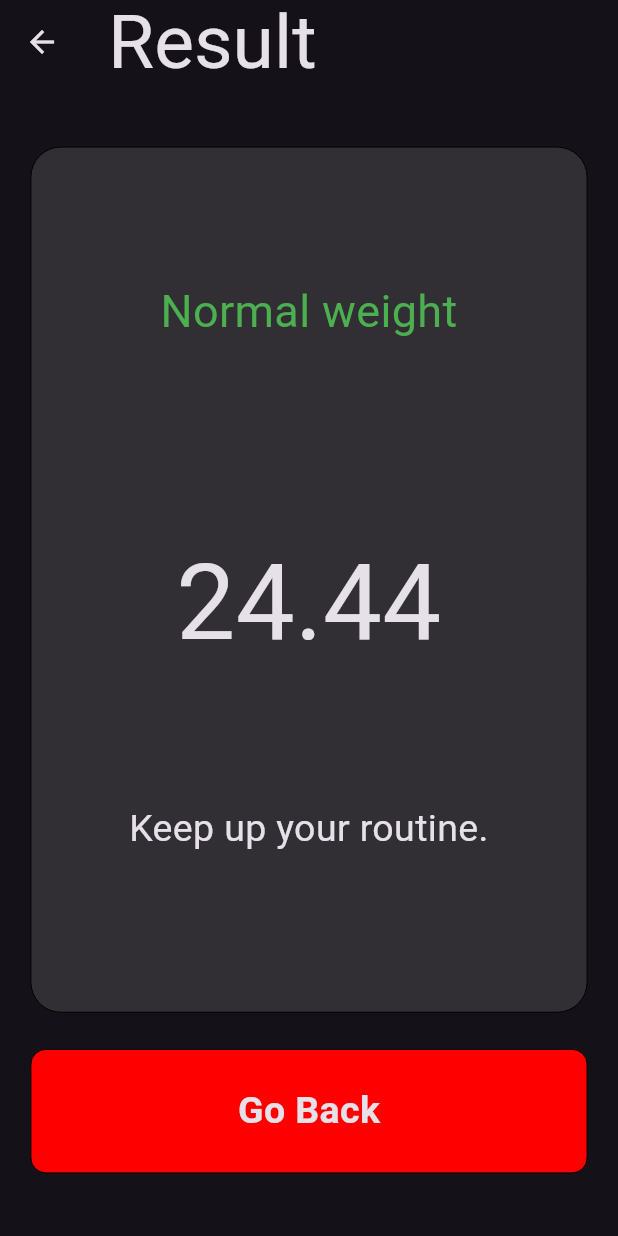
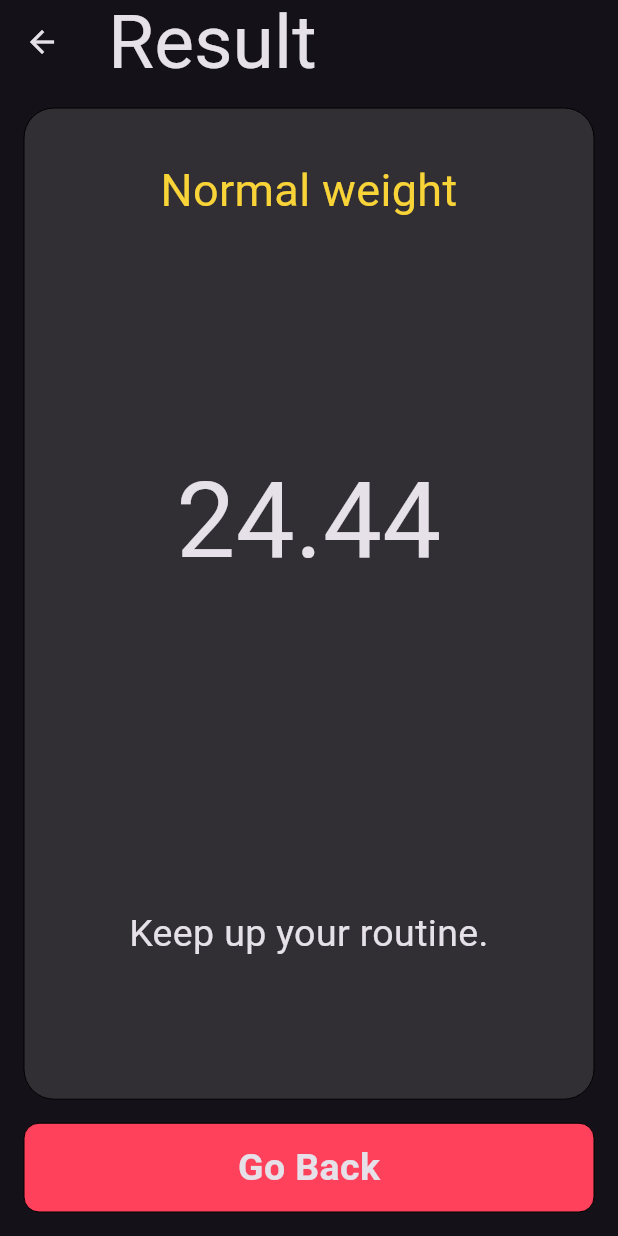
Before and after one commit to RanaMahadAhmer/BMI_Calculator, a Flutter app: the screen it shows after launch, after a tap on the "remove" icon, after a tap on the "add" icon, after a tap on "Calculate", on a phone screen of 412 x 824 dp. Run offline on Flutter 3.47's test engine with Material 2 defaults, Android fonts, the phone set to English and light mode, and no system bars.

Commit message:
Improved Code Structure

```diff
--- a/lib/main.dart
+++ b/lib/main.dart
@@ -10,9 +10,7 @@ class MyApp extends StatelessWidget {
   Widget build(BuildContext context) {
     return MaterialApp(
       title: 'BMI Calculator',
-      theme: ThemeData.dark(
-        useMaterial3: true,
-      ),
+      theme: ThemeData.dark(useMaterial3: true),
       home: const BmiScreen(),
     );
   }
--- a/lib/constants.dart
+++ b/lib/other/constants.dart
@@ -8,6 +8,18 @@ Map<String, String> msg = {
       'Change your life style. Follow strict diet and exercise daily.'
 };
 
-double weight = 55;
-int age = 18;
-double height = 150;
+class DefaultParamValues {
+  static double weight = 55;
+  static int age = 18;
+  static double height = 150;
+}
+
+class Limits {
+  static int ageMinLimit = 1;
+  static int ageMaxLimit = 150;
+  static int weightMinLimit = 1;
+  static int weightMaxLimit = 600;
+  static double heightMinLimit = 10;
+  static double heightMaxLimit = 350;
+  static int heightDivisions = 340;
+}
--- a/lib/screens/decorations/decorations.dart
+++ b/lib/other/decorations.dart
@@ -1,4 +1,7 @@
 import 'package:flutter/material.dart';
+
+const Color primaryCardColor = Colors.white12;
+const double primaryCardRadius = 20;
 
 Color maleCardColor = Colors.white38;
 Color femaleCardColor = Colors.white12;
@@ -14,7 +17,8 @@ changeGenderCardColor() {
   }
 }
 
-decorateContainer({required Color color, required double radius}) {
+decorateContainer(
+    {Color color = primaryCardColor, double radius = primaryCardRadius}) {
   return BoxDecoration(
     color: color,
     border: Border.all(width: 0),
--- /dev/null
+++ b/lib/other/mainButton.dart
@@ -0,0 +1,31 @@
+import 'package:flutter/material.dart';
+
+import 'decorations.dart';
+
+class MainButton extends StatefulWidget {
+  final VoidCallback onTap;
+  final String msg;
+  const MainButton({super.key, required this.onTap, required this.msg});
+
+  @override
+  State<MainButton> createState() => _MainButtonState();
+}
+
+class _MainButtonState extends State<MainButton> {
+  @override
+  Widget build(BuildContext context) {
+    return GestureDetector(
+      onTap: widget.onTap,
+      child: Container(
+        decoration: decorateContainer(
+            color: const Color.fromARGB(255, 255, 65, 91), radius: 10),
+        child: Center(
+          child: Text(
+            widget.msg,
+            style: const TextStyle(fontSize: 25, fontWeight: FontWeight.bold),
+          ),
+        ),
+      ),
+    );
+  }
+}
--- a/lib/screens/bmiComponents/methods.dart
+++ b/lib/other/methods.dart
@@ -1,7 +1,7 @@
 import 'package:flutter/material.dart';
 
-import '../../constants.dart';
-import '../decorations/decorations.dart';
+import 'constants.dart';
+import 'decorations.dart';
 
 (double, String, String?) calculateBmi(
     {required double height, required double weight}) {
--- a/lib/screens/bmiComponents/calculateButton.dart
+++ /dev/null
@@ -1,45 +0,0 @@
-import 'package:flutter/material.dart';
-
-import '../../constants.dart';
-import '../decorations/decorations.dart';
-import '../resultScreen.dart';
-import 'methods.dart';
-
-class CalculateButton extends StatefulWidget {
-  const CalculateButton({super.key});
-
-  @override
-  State<CalculateButton> createState() => _CalculateButtonState();
-}
-
-class _CalculateButtonState extends State<CalculateButton> {
-  @override
-  Widget build(BuildContext context) {
-    return GestureDetector(
-      onTap: () {
-        double bmi;
-        String result;
-        String? msg;
-        (bmi, result, msg) = calculateBmi(height: height, weight: weight);
-        Navigator.push(
-          context,
-          MaterialPageRoute(
-              builder: (context) => ResultScreen(
-                  bmi: bmi.toStringAsFixed(2), result: result, msg: msg!)),
-        );
-      },
-      child: Container(
-        width: MediaQuery.of(context).size.width * 0.9,
-        height: MediaQuery.of(context).size.height * 0.07,
-        decoration: decorateContainer(
-            color: const Color.fromRGBO(255, 0, 0, 100), radius: 10),
-        child: const Center(
-          child: Text(
-            "Calculate",
-            style: TextStyle(fontSize: 25, fontWeight: FontWeight.bold),
-          ),
-        ),
-      ),
-    );
-  }
-}
--- a/lib/screens/bmiComponents/genderCardRow.dart
+++ b/lib/screens/bmiComponents/genderCardRow.dart
@@ -1,6 +1,6 @@
 import 'package:flutter/material.dart';
 
-import '../decorations/decorations.dart';
+import '../../other/decorations.dart';
 
 class GenderCardRow extends StatefulWidget {
   const GenderCardRow({super.key});
@@ -23,7 +23,6 @@ class _GenderCardRowState extends State<GenderCardRow> {
         });
       },
       child: Container(
-        width: MediaQuery.of(context).size.width * 0.43,
         decoration: decorateContainer(color: color, radius: 20),
         child: Column(
           mainAxisAlignment: MainAxisAlignment.center,
@@ -44,24 +43,27 @@ class _GenderCardRowState extends State<GenderCardRow> {
 
   @override
   Widget build(BuildContext context) {
-    return SizedBox(
-      height: MediaQuery.of(context).size.height * 0.2,
-      width: MediaQuery.of(context).size.width * 0.9,
-      child: Row(
-        mainAxisAlignment: MainAxisAlignment.spaceBetween,
-        children: [
-          _createGenderCards(
+    return Row(
+      mainAxisAlignment: MainAxisAlignment.spaceBetween,
+      children: [
+        Expanded(
+          flex: 15,
+          child: _createGenderCards(
               icon: Icons.male,
               text: 'Male',
               color: maleCardColor,
               selectMale: true),
-          _createGenderCards(
+        ),
+        const Expanded(child: Text('')),
+        Expanded(
+          flex: 15,
+          child: _createGenderCards(
               icon: Icons.female,
               text: 'Female',
               color: femaleCardColor,
               selectMale: false),
-        ],
-      ),
+        ),
+      ],
     );
   }
 }
--- a/lib/screens/bmiComponents/heightSlider.dart
+++ b/lib/screens/bmiComponents/heightSlider.dart
@@ -2,9 +2,9 @@ import 'dart:async';
 
 import 'package:flutter/material.dart';
 
-import '../../constants.dart';
-import '../decorations/decorations.dart';
-import 'methods.dart';
+import '../../other/constants.dart';
+import '../../other/decorations.dart';
+import '../../other/methods.dart';
 
 class HeightSlider extends StatefulWidget {
   const HeightSlider({super.key});
@@ -14,35 +14,35 @@ class HeightSlider extends StatefulWidget {
 }
 
 class _HeightSliderState extends State<HeightSlider> {
-  Timer? timer;
+  Timer? _timer;
 
-  createLButton({required IconData icon, required int operand}) {
+  Widget _createLButton({required IconData icon, required int operand}) {
     return createButton(
       icon: icon,
-      height: 50,
+      height: 45,
       width: 80,
       radius: 15,
       pad: 20,
       onTap: () {
         setState(
           () {
-            height = height + operand;
+            DefaultParamValues.height = DefaultParamValues.height + operand;
           },
         );
       },
       onPress: () {
-        timer = Timer.periodic(
+        _timer = Timer.periodic(
           const Duration(milliseconds: 60),
           (timer) {
             setState(() {
-              height = height + operand;
+              DefaultParamValues.height = DefaultParamValues.height + operand;
             });
           },
         );
       },
       onEnd: (_) => setState(
         () {
-          timer?.cancel();
+          _timer?.cancel();
         },
       ),
     );
@@ -51,12 +51,9 @@ class _HeightSliderState extends State<HeightSlider> {
   @override
   Widget build(BuildContext context) {
     return Container(
-      width: MediaQuery.of(context).size.width * 0.9,
-      height: MediaQuery.of(context).size.height * 0.25,
-      decoration: decorateContainer(color: Colors.white12, radius: 10),
+      decoration: decorateContainer(),
       child: Column(
         mainAxisAlignment: MainAxisAlignment.center,
-        crossAxisAlignment: CrossAxisAlignment.center,
         children: [
           const Text(
             "Height",
@@ -64,27 +61,27 @@ class _HeightSliderState extends State<HeightSlider> {
           ),
           Slider(
             allowedInteraction: SliderInteraction.slideOnly,
-            activeColor: const Color.fromRGBO(255, 0, 0, 100),
-            thumbColor: const Color.fromRGBO(255, 0, 0, 1),
-            value: height.toDouble(),
-            min: 10,
-            max: 300,
-            divisions: 290,
+            activeColor: const Color.fromARGB(150, 93, 206, 196),
+            thumbColor: const Color.fromARGB(255, 74, 175, 163),
+            value: DefaultParamValues.height.toDouble(),
+            min: Limits.heightMinLimit,
+            max: Limits.heightMaxLimit,
+            divisions: Limits.heightDivisions,
             onChanged: (value) {
               setState(() {
-                height = value;
+                DefaultParamValues.height = value;
               });
             },
           ),
           Row(
             mainAxisAlignment: MainAxisAlignment.spaceBetween,
             children: [
-              createLButton(icon: Icons.chevron_left, operand: -1),
+              _createLButton(icon: Icons.chevron_left, operand: -1),
               Text(
-                "${height.toInt()} cm",
+                "${DefaultParamValues.height.toInt()} cm",
                 style: const TextStyle(fontSize: 20),
               ),
-              createLButton(icon: Icons.chevron_right, operand: 1),
+              _createLButton(icon: Icons.chevron_right, operand: 1),
             ],
           ),
         ],
--- a/lib/screens/bmiComponents/weight&AgeRow.dart
+++ b/lib/screens/bmiComponents/weight&AgeRow.dart
@@ -2,9 +2,9 @@ import 'dart:async';
 
 import 'package:flutter/material.dart';
 
-import '../../constants.dart';
-import '../decorations/decorations.dart';
-import 'methods.dart';
+import '../../other/constants.dart';
+import '../../other/decorations.dart';
+import '../../other/methods.dart';
 
 class WeightAgeRow extends StatefulWidget {
   const WeightAgeRow({super.key});
@@ -14,7 +14,33 @@ class WeightAgeRow extends StatefulWidget {
 }
 
 class _WeightAgeRowState extends State<WeightAgeRow> {
-  Timer? timer;
+  Timer? _timer;
+
+  Widget _createLButton({required IconData icon, required VoidCallback fun}) {
+    return createButton(
+      icon: icon,
+      height: 40,
+      width: 60,
+      radius: 15,
+      pad: 10,
+      onTap: fun,
+      onPress: () {
+        _timer = Timer.periodic(
+          const Duration(milliseconds: 60),
+          (timer) {
+            setState(() {
+              fun();
+            });
+          },
+        );
+      },
+      onEnd: (_) => setState(
+        () {
+          _timer?.cancel();
+        },
+      ),
+    );
+  }
 
   Widget _createValuedCard(
       {required String text,
@@ -22,8 +48,7 @@ class _WeightAgeRowState extends State<WeightAgeRow> {
       required VoidCallback addFun,
       required VoidCallback subFun}) {
     return Container(
-      width: MediaQuery.of(context).size.width * 0.43,
-      decoration: decorateContainer(color: Colors.white12, radius: 20),
+      decoration: decorateContainer(),
       child: Column(
         mainAxisAlignment: MainAxisAlignment.center,
         children: [
@@ -38,50 +63,8 @@ class _WeightAgeRowState extends State<WeightAgeRow> {
           Row(
             mainAxisAlignment: MainAxisAlignment.center,
             children: [
-              createButton(
-                icon: Icons.remove,
-                height: 50,
-                width: 60,
-                radius: 20,
-                pad: 10,
-                onTap: subFun,
-                onPress: () {
-                  timer = Timer.periodic(
-                    const Duration(milliseconds: 60),
-                    (timer) {
-                      setState(() {
-                        subFun();
-                      });
-                    },
-                  );
-                },
-                onEnd: (_) => setState(
-                  () {
-                    timer?.cancel();
-                  },
-                ),
-              ),
-              createButton(
-                icon: Icons.add,
-                height: 50,
-                width: 60,
-                radius: 20,
-                pad: 10,
-                onTap: addFun,
-                onPress: () {
-                  timer =
-                      Timer.periodic(const Duration(milliseconds: 60), (timer) {
-                    setState(() {
-                      addFun();
-                    });
-                  });
-                },
-                onEnd: (_) => setState(
-                  () {
-                    timer?.cancel();
-                  },
-                ),
-              ),
+              _createLButton(icon: Icons.remove, fun: subFun),
+              _createLButton(icon: Icons.add, fun: addFun),
             ],
           )
         ],
@@ -91,42 +74,52 @@ class _WeightAgeRowState extends State<WeightAgeRow> {
 
   @override
   Widget build(BuildContext context) {
-    return SizedBox(
-      width: MediaQuery.of(context).size.width * 0.9,
-      height: MediaQuery.of(context).size.height * 0.25,
-      child: Row(
-        mainAxisAlignment: MainAxisAlignment.spaceBetween,
-        children: [
-          _createValuedCard(
+    return Row(
+      children: [
+        Expanded(
+          flex: 15,
+          child: _createValuedCard(
             text: 'Weight (kg)',
-            value: weight.toInt(),
+            value: DefaultParamValues.weight.toInt(),
             addFun: () {
               setState(() {
-                (weight < 140) ? ++weight : weight;
+                (DefaultParamValues.weight < Limits.weightMaxLimit)
+                    ? ++DefaultParamValues.weight
+                    : DefaultParamValues.weight;
               });
             },
             subFun: () {
               setState(() {
-                (weight > 1) ? --weight : weight;
+                (DefaultParamValues.weight > Limits.heightMinLimit)
+                    ? --DefaultParamValues.weight
+                    : DefaultParamValues.weight;
               });
             },
           ),
-          _createValuedCard(
+        ),
+        const Expanded(child: Text('')),
+        Expanded(
+          flex: 15,
+          child: _createValuedCard(
             text: 'Age',
-            value: age,
+            value: DefaultParamValues.age,
             addFun: () {
               setState(() {
-                (age < 140) ? ++age : age;
+                (DefaultParamValues.age < Limits.ageMaxLimit)
+                    ? ++DefaultParamValues.age
+                    : DefaultParamValues.age;
               });
             },
             subFun: () {
               setState(() {
-                (age > 1) ? --age : age;
+                (DefaultParamValues.age > Limits.ageMinLimit)
+                    ? --DefaultParamValues.age
+                    : DefaultParamValues.age;
               });
             },
           ),
-        ],
-      ),
+        ),
+      ],
     );
   }
 }
--- a/lib/screens/bmiScreen.dart
+++ b/lib/screens/bmiScreen.dart
@@ -1,6 +1,9 @@
+import 'package:bmi/screens/resultScreen.dart';
 import 'package:flutter/material.dart';
 
-import 'bmiComponents/calculateButton.dart';
+import '../other/constants.dart';
+import '../other/mainButton.dart';
+import '../other/methods.dart';
 import 'bmiComponents/genderCardRow.dart';
 import 'bmiComponents/heightSlider.dart';
 import 'bmiComponents/weight&AgeRow.dart';
@@ -13,8 +16,8 @@ class BmiScreen extends StatefulWidget {
 }
 
 class _BmiScreenState extends State<BmiScreen> {
-  Widget insertTopPadding(double num) {
-    return SizedBox(height: num);
+  Widget _addPadding({required Widget wid}) {
+    return Padding(padding: const EdgeInsets.all(8), child: wid);
   }
 
   @override
@@ -27,21 +30,35 @@ class _BmiScreenState extends State<BmiScreen> {
           style: TextStyle(fontSize: 38),
         ),
       ),
-      body: Padding(
-        padding: EdgeInsets.symmetric(
-            horizontal: MediaQuery.of(context).size.width * .05),
-        child: Column(
-          mainAxisAlignment: MainAxisAlignment.center,
-          crossAxisAlignment: CrossAxisAlignment.stretch,
+      body: _addPadding(
+        wid: Column(
           children: [
-            insertTopPadding(MediaQuery.of(context).size.height * 0.02),
-            const GenderCardRow(),
-            insertTopPadding(MediaQuery.of(context).size.height * 0.02),
-            const HeightSlider(),
-            insertTopPadding(MediaQuery.of(context).size.height * 0.02),
-            const WeightAgeRow(),
-            insertTopPadding(MediaQuery.of(context).size.height * 0.02),
-            const CalculateButton(),
+            Expanded(flex: 3, child: _addPadding(wid: const GenderCardRow())),
+            Expanded(flex: 3, child: _addPadding(wid: const HeightSlider())),
+            Expanded(flex: 3, child: _addPadding(wid: const WeightAgeRow())),
+            Expanded(
+              child: _addPadding(
+                wid: MainButton(
+                  msg: 'Calculate',
+                  onTap: () {
+                    double bmi;
+                    String result;
+                    String? msg;
+                    (bmi, result, msg) = calculateBmi(
+                        height: DefaultParamValues.height,
+                        weight: DefaultParamValues.weight);
+                    Navigator.push(
+                      context,
+                      MaterialPageRoute(
+                          builder: (context) => ResultScreen(
+                              bmi: bmi.toStringAsFixed(2),
+                              result: result,
+                              msg: msg!)),
+                    );
+                  },
+                ),
+              ),
+            ),
           ],
         ),
       ),
--- a/lib/screens/resultScreen.dart
+++ b/lib/screens/resultScreen.dart
@@ -1,79 +1,80 @@
-import 'package:bmi/screens/decorations/decorations.dart';
+import 'package:bmi/other/decorations.dart';
 import 'package:flutter/material.dart';
 
-class ResultScreen extends StatefulWidget {
-  final String bmi;
-  final String result;
-  final String msg;
-  const ResultScreen(
-      {super.key, required this.bmi, required this.result, required this.msg});
+import '../other/mainButton.dart';
 
-  @override
-  State<ResultScreen> createState() => _ResultScreenState();
-}
-
-class _ResultScreenState extends State<ResultScreen> {
-  createText({required String text, required double size, Color? color}) {
-    return Text(
+class ResultScreen extends StatelessWidget {
+  final String _bmi;
+  final String _result;
+  final String _msg;
+  Widget _createText(
+      {required String text, required double size, Color? color}) {
+    return Center(
+      child: Text(
         text,
         textAlign: TextAlign.center,
         style: TextStyle(
           color: color,
           fontSize: size,
         ),
+      ),
     );
   }
+
+  Widget _addPadding({required Widget wid}) {
+    return Padding(padding: const EdgeInsets.all(8), child: wid);
+  }
+
+  const ResultScreen(
+      {super.key,
+      required String bmi,
+      required String result,
+      required String msg})
+      : _msg = msg,
+        _result = result,
+        _bmi = bmi;
 
   @override
   Widget build(BuildContext context) {
     return Scaffold(
       appBar: AppBar(
-        // centerTitle: true,
         title: const Text(
           "Result",
           style: TextStyle(fontSize: 50),
         ),
       ),
-      body: Padding(
-        padding: EdgeInsets.symmetric(
-            horizontal: MediaQuery.of(context).size.width * .05),
+      body: _addPadding(
+        wid: Column(
+          children: [
+            Expanded(
+              flex: 9,
+              child: _addPadding(
+                wid: Container(
+                  decoration: decorateContainer(),
                   child: Column(
-          mainAxisAlignment: MainAxisAlignment.center,
-          // crossAxisAlignment: CrossAxisAlignment.stretch,
                     children: [
-            Container(
-              width: MediaQuery.of(context).size.width * 0.9,
-              height: MediaQuery.of(context).size.height * 0.7,
-              decoration: decorateContainer(color: Colors.white12, radius: 20),
-              padding: const EdgeInsets.symmetric(horizontal: 20),
-              child: Column(
-                mainAxisAlignment: MainAxisAlignment.center,
-                children: [
-                  createText(
-                      text: widget.result, size: 30, color: Colors.green),
-                  SizedBox(height: MediaQuery.of(context).size.height * 0.15),
-                  createText(text: widget.bmi, size: 70),
-                  SizedBox(height: MediaQuery.of(context).size.height * 0.1),
-                  createText(text: widget.msg, size: 25),
-                  SizedBox(height: MediaQuery.of(context).size.height * 0.02),
+                      Expanded(
+                          flex: 1,
+                          child: _createText(
+                              text: _result,
+                              size: 30,
+                              color: const Color.fromARGB(255, 249, 212, 56))),
+                      Expanded(
+                          flex: 3, child: _createText(text: _bmi, size: 70)),
+                      Expanded(
+                          flex: 2, child: _createText(text: _msg, size: 25)),
                     ],
                   ),
                 ),
-            SizedBox(height: MediaQuery.of(context).size.height * 0.03),
-            GestureDetector(
+              ),
+            ),
+            Expanded(
+              child: _addPadding(
+                wid: MainButton(
+                  msg: 'Go Back',
                   onTap: () {
                     Navigator.pop(context);
                   },
-              child: Container(
-                width: MediaQuery.of(context).size.width * 0.9,
-                height: MediaQuery.of(context).size.height * 0.1,
-                decoration: decorateContainer(
-                    color: const Color.fromRGBO(255, 0, 0, 100), radius: 10),
-                child: const Center(
-                  child: Text(
-                    "Go Back",
-                    style: TextStyle(fontSize: 25, fontWeight: FontWeight.bold),
-                  ),
                 ),
               ),
             ),
```
Lines whose indentation alone changed are shown as unchanged.
